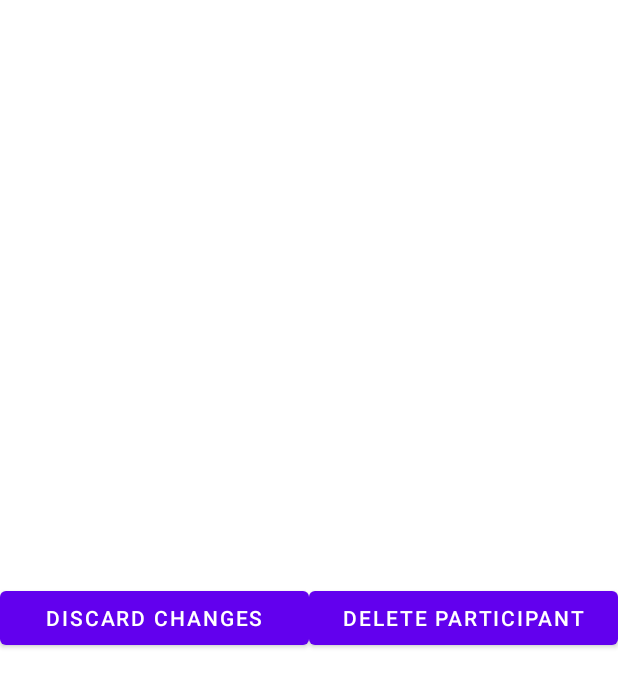
After one commit to TrellixVulnTeam/Vigilantes_KVYE, an Android app: the layout disdel_popup_box.xml on its own in the app's theme, with its tools: preview values and no code run, on a phone screen of 412 x 824 dp. The commit adds this screen. Shown: the top 687 px of the screen. Run offline under Robolectric (Android 15) with nearby library versions, the phone set to English and light mode, and no system bars.

Commit message:
Add Participants page complete?
The page now supports:
Adding new participants
Editing existing participants
Removing existing participants

Did some light debugging but might need more extensive debugging.

```diff
--- /dev/null
+++ b/project_frontend/app/src/main/res/layout/disdel_popup_box.xml
@@ -0,0 +1,32 @@
+<?xml version="1.0" encoding="utf-8"?>
+<androidx.constraintlayout.widget.ConstraintLayout xmlns:android="http://schemas.android.com/apk/res/android"
+    xmlns:app="http://schemas.android.com/apk/res-auto"
+    xmlns:tools="http://schemas.android.com/tools"
+    android:layout_width="match_parent"
+    android:layout_height="match_parent">
+
+    <LinearLayout
+        android:id="@+id/popup"
+        android:layout_width="fill_parent"
+        android:layout_height="fill_parent"
+        android:gravity="center"
+        android:orientation="horizontal">
+
+        <Button
+            android:id="@+id/discardOption"
+            android:layout_width="match_parent"
+            android:layout_height="wrap_content"
+            android:layout_weight="1"
+            android:text="Discard Changes">
+        </Button>
+
+        <Button
+            android:id="@+id/deleteOption"
+            android:layout_width="match_parent"
+            android:layout_height="wrap_content"
+            android:layout_weight="1"
+            android:text="Delete Participant">
+        </Button>
+    </LinearLayout>
+
+</androidx.constraintlayout.widget.ConstraintLayout>
```
Also changed, not shown: project_frontend/app/src/main/java/edu/umich/Vigilantes/addParticipantForm.kt (+91 -0 lines), project_frontend/app/src/main/java/edu/umich/Vigilantes/reportParticipantInfo.kt (+24 -0 lines), project_frontend/app/src/main/res/layout/activity_addpart_form.xml (+31 -10 lines).
